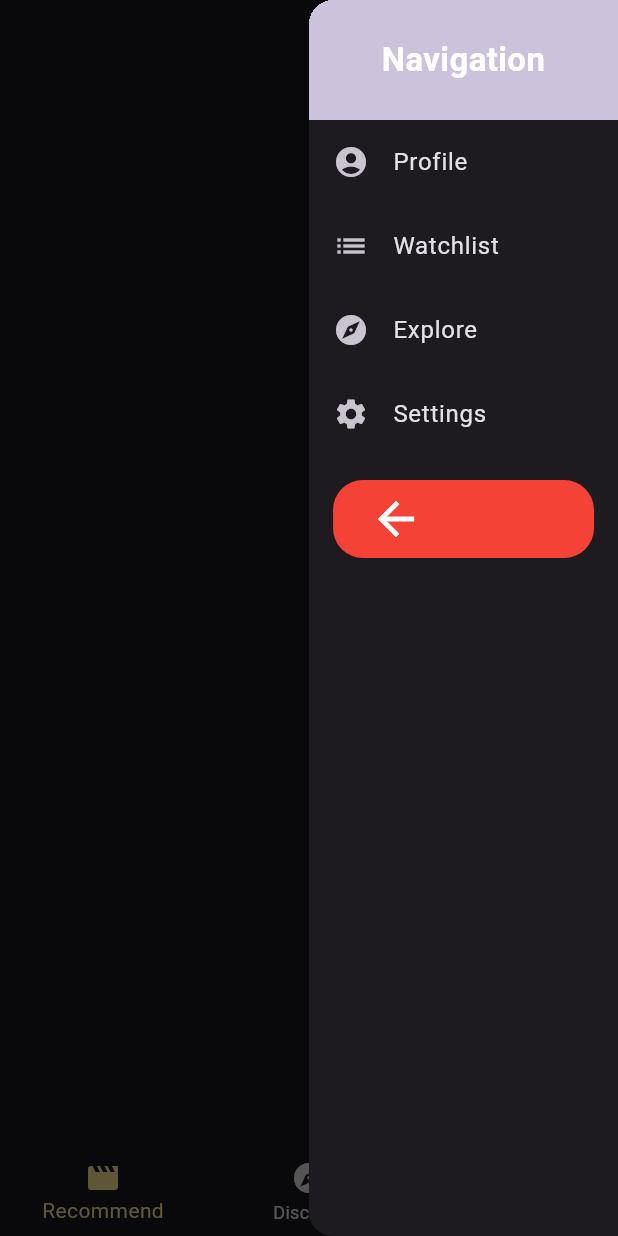
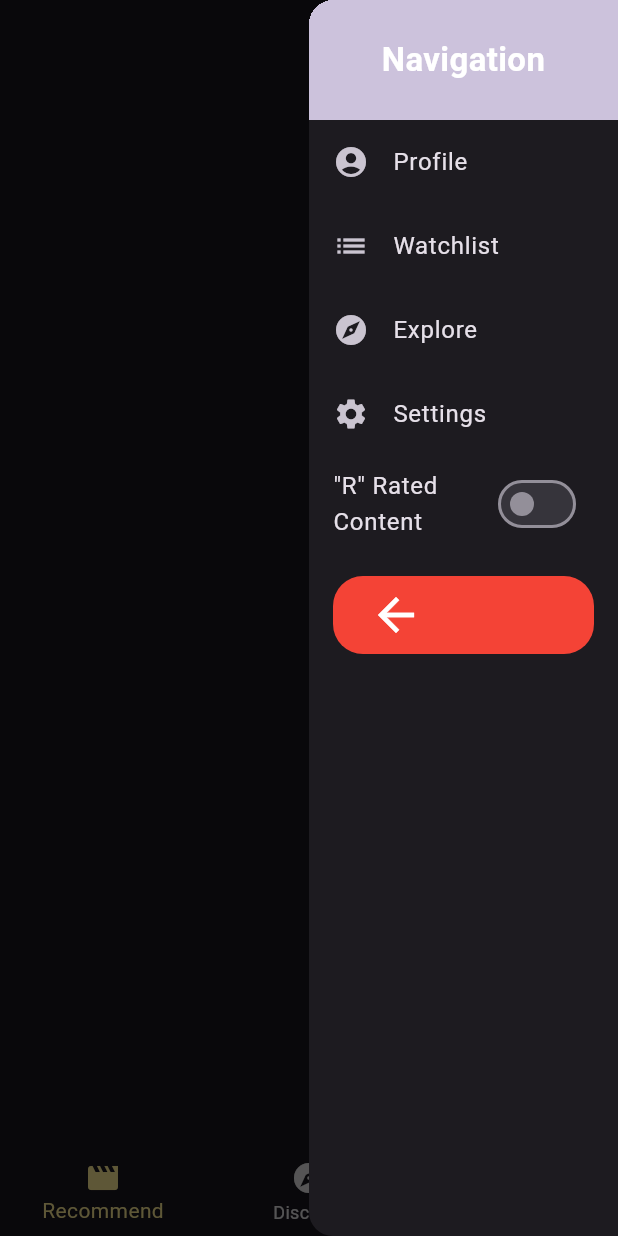
Before and after one commit to User5678953/Pikfliq, a Flutter app: the screen it shows after launch, in the side drawer, after a tap on the "settings" icon, on a phone screen of 412 x 824 dp. Run offline on Flutter 3.47's test engine with Material 3 defaults, Android fonts, the phone set to English and light mode, and no system bars; our stand-ins replace flutter_dotenv, shared_preferences; network calls fail.

Commit message:
made an r rated content toggle

```diff
--- a/pikfliq/lib/models/MovieService.dart
+++ b/pikfliq/lib/models/MovieService.dart
@@ -7,10 +7,16 @@ class MovieService {
   final Set<int> recentlyRecommended = {}; // Tracks movie IDs to avoid repetition
   final int recommendationHistoryLimit = 10; // Limit for tracking history to avoid repetition
 
-  Future<Map<String, dynamic>?> fetchRandomMovie({List<int>? genreIds}) async {
-    // Base URL for fetching popular movies. Adjust as needed for other criteria.
-    String baseUrl = 'https://api.themoviedb.org/3/discover/movie?api_key=$apiKey&language=en-US&sort_by=popularity.desc';
+  // Future<Map<String, dynamic>?> fetchRandomMovie({List<int>? genreIds}) async {
+  //   // Base URL for fetching popular movies. Adjust as needed for other criteria.
+  //   String baseUrl = 'https://api.themoviedb.org/3/discover/movie?api_key=$apiKey&language=en-US&sort_by=popularity.desc';
 
+  //   if (genreIds != null && genreIds.isNotEmpty) {
+  //     baseUrl += '&with_genres=${genreIds.join(",")}';
+  //   }
+
+    Future<Map<String, dynamic>?> fetchRandomMovie({List<int>? genreIds, bool includeAdult = false}) async {
+    String baseUrl = 'https://api.themoviedb.org/3/discover/movie?api_key=$apiKey&language=en-US&sort_by=popularity.desc&include_adult=${includeAdult.toString()}';
     if (genreIds != null && genreIds.isNotEmpty) {
       baseUrl += '&with_genres=${genreIds.join(",")}';
     }
--- a/pikfliq/lib/widgets/ScreenScaffoldWidgets/DrawerWidget.dart
+++ b/pikfliq/lib/widgets/ScreenScaffoldWidgets/DrawerWidget.dart
@@ -1,4 +1,5 @@
 import 'package:flutter/material.dart';
+import 'package:shared_preferences/shared_preferences.dart';
 
 class CustomDrawerWidget extends StatefulWidget {
   const CustomDrawerWidget({Key? key}) : super(key: key);
@@ -8,6 +9,29 @@ class CustomDrawerWidget extends StatefulWidget {
 }
 
 class _CustomDrawerWidgetState extends State<CustomDrawerWidget> {
+  bool _includeAdultContent = false; // Default to not including adult content
+
+  @override
+  void initState() {
+    super.initState();
+    _loadAdultContentPreference();
+  }
+
+  Future<void> _loadAdultContentPreference() async {
+    final prefs = await SharedPreferences.getInstance();
+    setState(() {
+      _includeAdultContent = prefs.getBool('includeAdultContent') ?? false;
+    });
+  }
+
+  Future<void> _updateAdultContentPreference(bool value) async {
+    final prefs = await SharedPreferences.getInstance();
+    await prefs.setBool('includeAdultContent', value);
+    setState(() {
+      _includeAdultContent = value;
+    });
+  }
+
   void _closeDrawer(BuildContext context) {
     Navigator.of(context).pop(); // Close the drawer
   }
@@ -20,7 +44,7 @@ class _CustomDrawerWidgetState extends State<CustomDrawerWidget> {
         children: [
           Container(
             height: 80, // Reduced height of the DrawerHeader
-            color: Theme.of(context).colorScheme.secondary, // Changed color to a different shade of purple
+            color: Theme.of(context).colorScheme.secondary,
             child: Center(
               child: Text(
                 'Navigation',
@@ -49,7 +73,6 @@ class _CustomDrawerWidgetState extends State<CustomDrawerWidget> {
               Navigator.pushNamed(context, '/watchlist');
             },
           ),
-          // Placeholder for future features
           ListTile(
             leading: const Icon(Icons.explore),
             title: const Text('Explore'),
@@ -64,6 +87,14 @@ class _CustomDrawerWidgetState extends State<CustomDrawerWidget> {
             onTap: () {
               // Navigate to the settings page
               Navigator.pushNamed(context, '/settings');
+            },
+          ),
+          SwitchListTile(
+            title: const Text('"R" Rated Content'),
+            value: _includeAdultContent,
+            onChanged: (bool value) {
+              _updateAdultContentPreference(value);
+              // Optionally, trigger a fetch or update to the movie list based on the new preference
             },
           ),
           GestureDetector(
--- a/pikfliq/lib/widgets/movie_card.dart
+++ b/pikfliq/lib/widgets/movie_card.dart
@@ -27,7 +27,10 @@ class MovieCard extends StatelessWidget {
             TitleWidget(title: movieData['title'] ?? 'No Title'),
             PosterWidget(imagePath: movieData['poster_path'] ?? ''),
             RatingBarWidget(rating: movieData['vote_average'].toDouble()), // Adjust as per your rating logic
-            InformationWidget(information: movieData['overview'] ?? 'No Overview'),
+            InformationWidget(
+  releaseDate: movieData['release_date'],
+  summary: movieData['overview'],
+),
             if (!isMobile) ActionButtonWidget(onFetchMovie: onFetchMovie),
             if (!isMobile) const SearchBarWidget(),
             // ... Add any other widgets or information you need
--- a/pikfliq/pubspec.yaml
+++ b/pikfliq/pubspec.yaml
@@ -12,6 +12,8 @@ dependencies:
   cupertino_icons: ^1.0.6
   flutter_dotenv: ^5.0.2
   http: ^1.2.1
+  shared_preferences: ^2.0.13
+  intl: ^0.17.0
 
 dev_dependencies:
   flutter_test:
```
Also changed, not shown: pikfliq/lib/widgets/InformationWidget.dart (+43 -4 lines), pikfliq/pubspec.lock.
